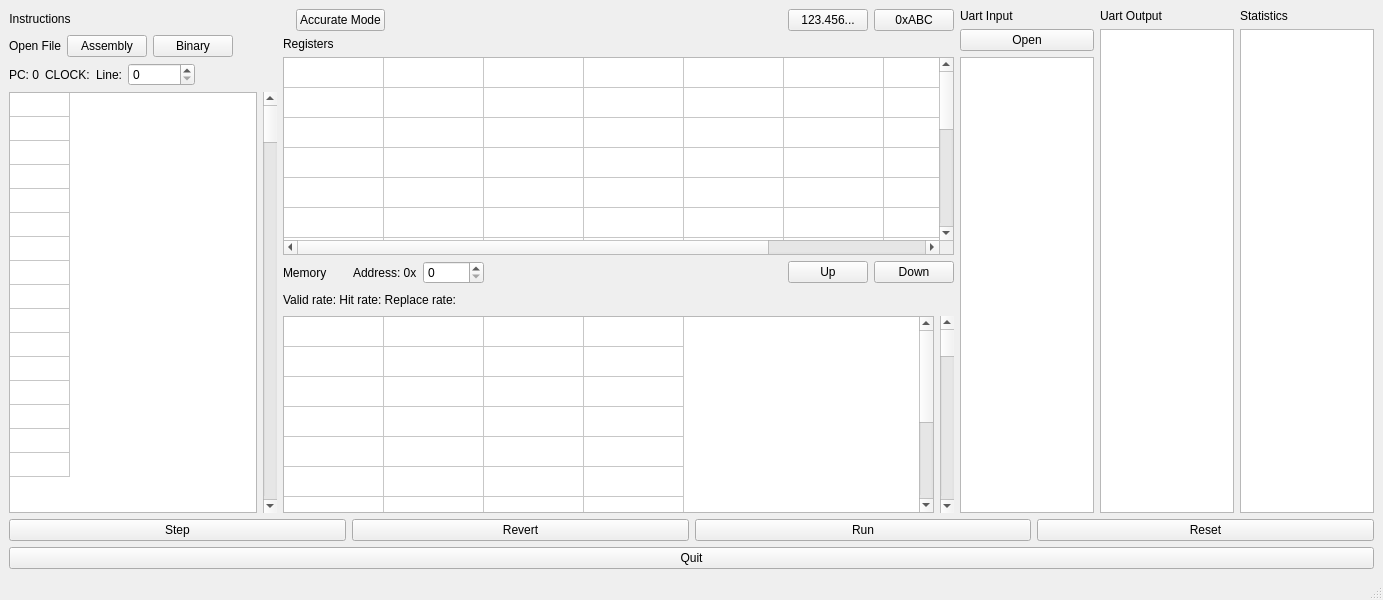
First picture: the form in OreOre-V-CMake-JIT/mainwindow.ui, repository cpuex2021-1/simulator, before the edit.
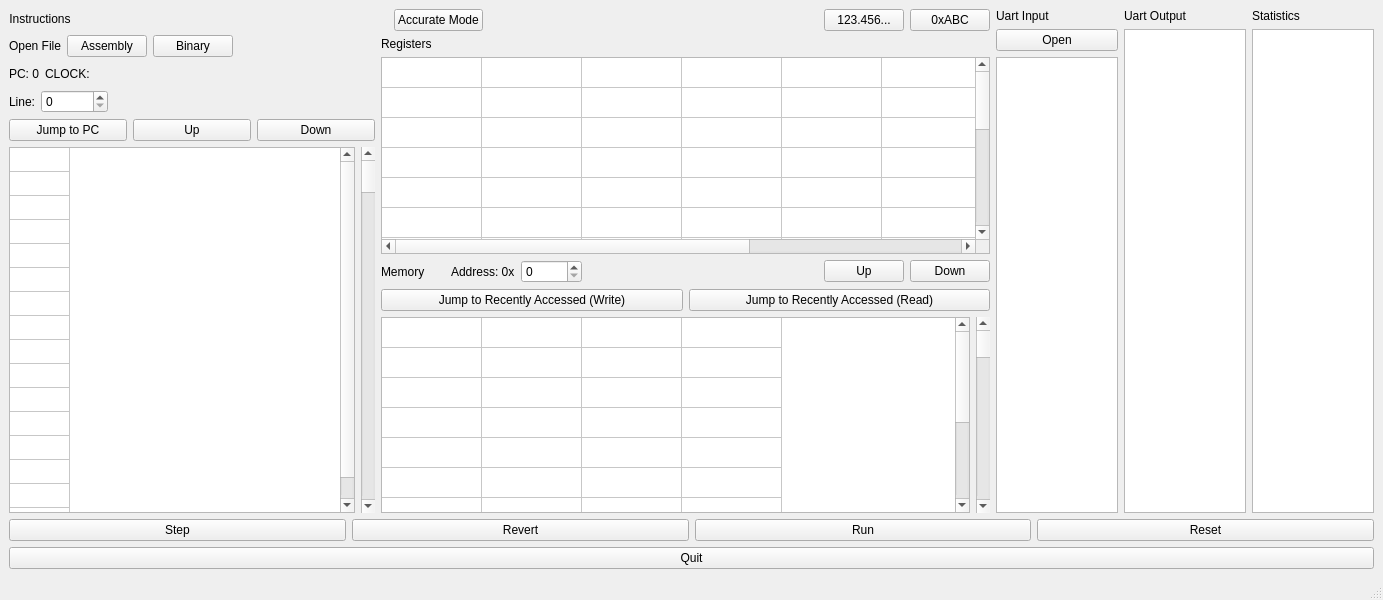
Second picture: the form after the edit.

Diff of the .ui file:
```diff
--- a/OreOre-V-CMake-JIT/mainwindow.ui
+++ b/OreOre-V-CMake-JIT/mainwindow.ui
@@ -22,7 +22,7 @@
   <widget class="QWidget" name="centralwidget">
    <layout class="QVBoxLayout" name="verticalLayout_6">
     <item>
-     <layout class="QHBoxLayout" name="horizontalLayout" stretch="2,5,1,1,1">
+     <layout class="QHBoxLayout" name="horizontalLayout_3" stretch="3,5,1,1,1">
       <item>
        <layout class="QVBoxLayout" name="verticalLayout_2">
         <item>
@@ -106,20 +106,6 @@
             </property>
            </widget>
           </item>
-          <item>
-           <widget class="QLabel" name="label_5">
-            <property name="text">
-             <string>Line:</string>
-            </property>
-           </widget>
-          </item>
-          <item>
-           <widget class="QSpinBox" name="InstLinespinBox">
-            <property name="maximum">
-             <number>1000000000</number>
-            </property>
-           </widget>
-          </item>
           <item>
            <spacer name="horizontalSpacer_3">
             <property name="orientation">
@@ -135,6 +121,62 @@
           </item>
          </layout>
         </item>
+        <item>
+         <layout class="QHBoxLayout" name="horizontalLayout">
+          <item>
+           <widget class="QLabel" name="label_5">
+            <property name="text">
+             <string>Line:</string>
+            </property>
+           </widget>
+          </item>
+          <item>
+           <widget class="QSpinBox" name="InstLinespinBox">
+            <property name="maximum">
+             <number>1000000000</number>
+            </property>
+           </widget>
+          </item>
+          <item>
+           <spacer name="horizontalSpacer_2">
+            <property name="orientation">
+             <enum>Qt::Horizontal</enum>
+            </property>
+            <property name="sizeHint" stdset="0">
+             <size>
+              <width>40</width>
+              <height>20</height>
+             </size>
+            </property>
+           </spacer>
+          </item>
+         </layout>
+        </item>
+        <item>
+         <layout class="QHBoxLayout" name="horizontalLayout_10">
+          <item>
+           <widget class="QPushButton" name="jumpToPCButton">
+            <property name="text">
+             <string>Jump to PC</string>
+            </property>
+           </widget>
+          </item>
+          <item>
+           <widget class="QPushButton" name="instUpButton">
+            <property name="text">
+             <string>Up</string>
+            </property>
+           </widget>
+          </item>
+          <item>
+           <widget class="QPushButton" name="instDownButton">
+            <property name="text">
+             <string>Down</string>
+            </property>
+           </widget>
+          </item>
+         </layout>
+        </item>
         <item>
          <layout class="QHBoxLayout" name="horizontalLayout_7">
           <item>
@@ -369,24 +411,18 @@
         <item>
          <layout class="QHBoxLayout" name="horizontalLayout_12">
           <item>
-           <widget class="QLabel" name="CacheSummary">
+           <widget class="QPushButton" name="latestWriteButton">
             <property name="text">
-             <string>Valid rate: Hit rate: Replace rate: </string>
+             <string>Jump to Recently Accessed (Write)</string>
             </property>
            </widget>
           </item>
           <item>
-           <spacer name="horizontalSpacer">
-            <property name="orientation">
-             <enum>Qt::Horizontal</enum>
+           <widget class="QPushButton" name="latestReadButton">
+            <property name="text">
+             <string>Jump to Recently Accessed (Read)</string>
             </property>
-            <property name="sizeHint" stdset="0">
-             <size>
-              <width>40</width>
-              <height>20</height>
-             </size>
-            </property>
-           </spacer>
+           </widget>
           </item>
          </layout>
         </item>
```
